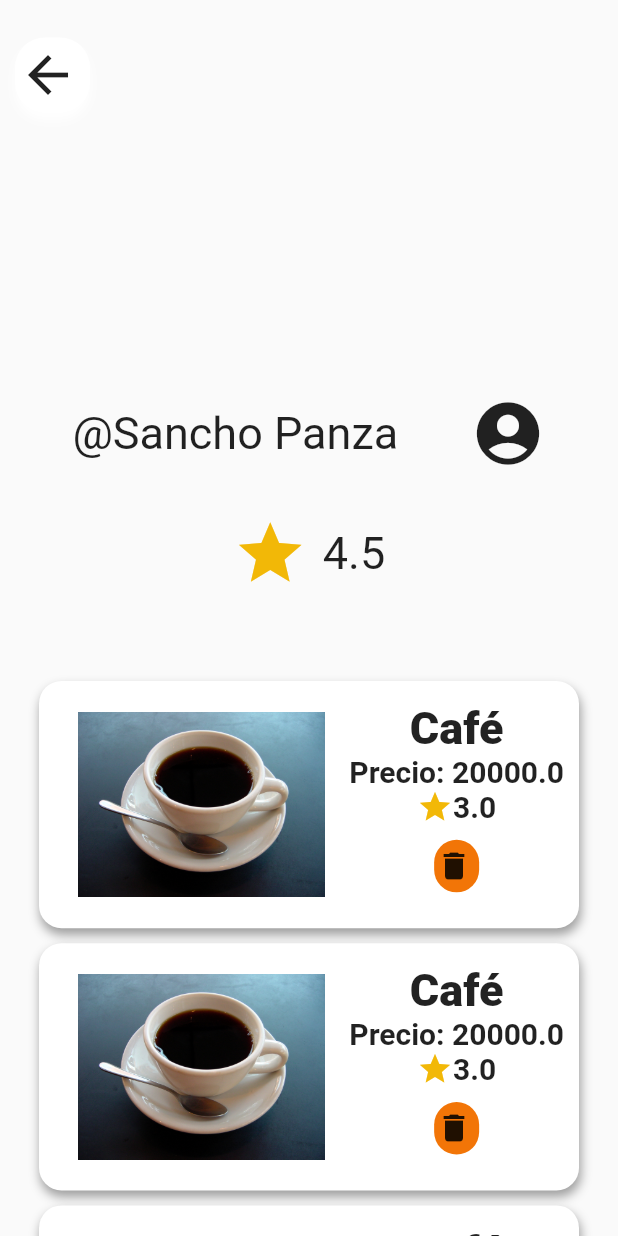
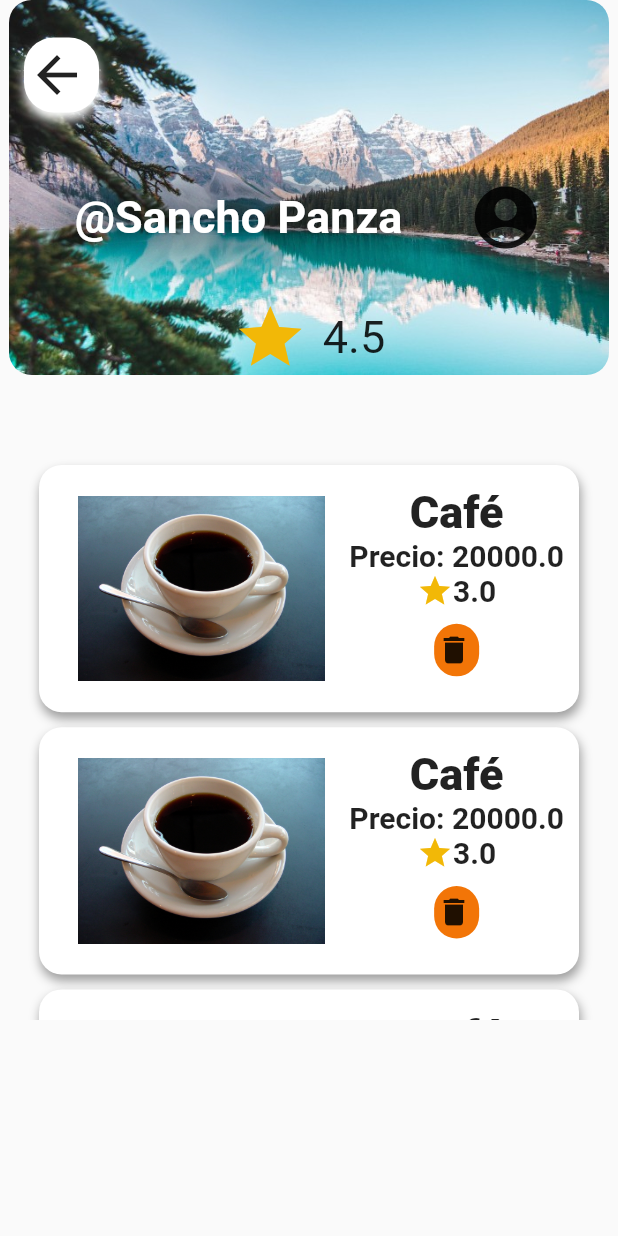
Before and after one commit to soviupb/sovi, a Flutter app: the SellerPage screen opened directly, on a phone screen of 412 x 824 dp. Run offline on Flutter 3.47's test engine with Material 2 defaults, Android fonts, the phone set to English and light mode, and no system bars; our stand-ins replace cloud_firestore, firebase_auth, firebase_core; accounts and stored records are empty.

Commit message:
SellerProfile

```diff
--- a/flutterapp/lib/screens/seller.dart
+++ b/flutterapp/lib/screens/seller.dart
@@ -28,7 +28,15 @@ class SellerPage extends StatelessWidget {
         borderRadius: BorderRadius.circular(10),
       ),
       child: Column(children: [
-        Row(
+        Container(
+          decoration: BoxDecoration(
+            image: DecorationImage(image: AssetImage("assets/paisaje.jpg"), fit: BoxFit.cover),
+            borderRadius: BorderRadius.circular(15),
+          ),
+          height: 250,
+          width: 400,
+          child: Column(children: [
+            Row(
               children: [
                 SizedBox(width: 10, height: 100,),
                 UniversalButton(() {
@@ -54,7 +62,18 @@ class SellerPage extends StatelessWidget {
             ),
             Text(
               "@Sancho Panza",
-              style: TextStyle(fontSize: 30),
+              style: TextStyle(fontSize: 30, color: Colors.white, fontWeight: FontWeight.bold,shadows: <Shadow>[
+                  Shadow(
+                    //offset: Offset(0, 10.0),
+                    blurRadius: 50.0,
+                    color: Color.fromARGB(255, 0, 0, 0),
+                  ),
+                  Shadow(
+                    //offset: Offset(10.0, 10.0),
+                    blurRadius: 50.0,
+                    color: Color.fromARGB(255, 0, 0, 0),
+                  ),
+                ],),
             ),
             Spacer(
               flex: 1,
@@ -93,6 +112,8 @@ class SellerPage extends StatelessWidget {
             )
           ],
         ),
+          ],),
+        ),
         SizedBox(height: 30,),
         Container(
           width: 400,
```
Also changed, not shown: flutterapp/assets/paisaje.jpg (added).
